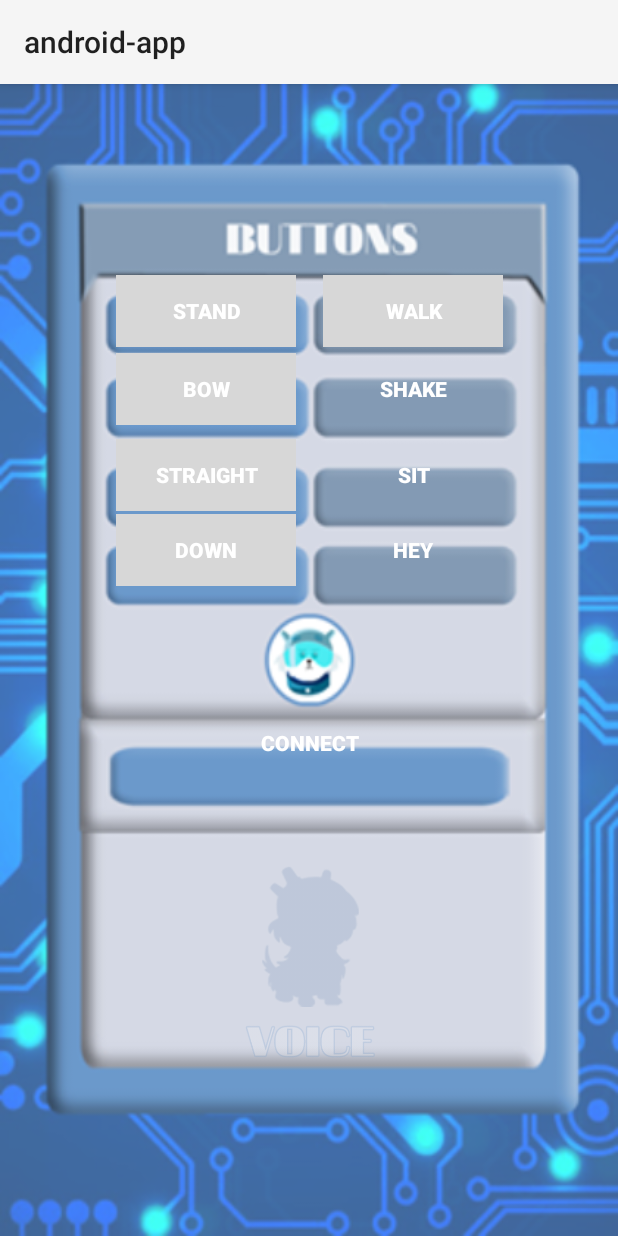
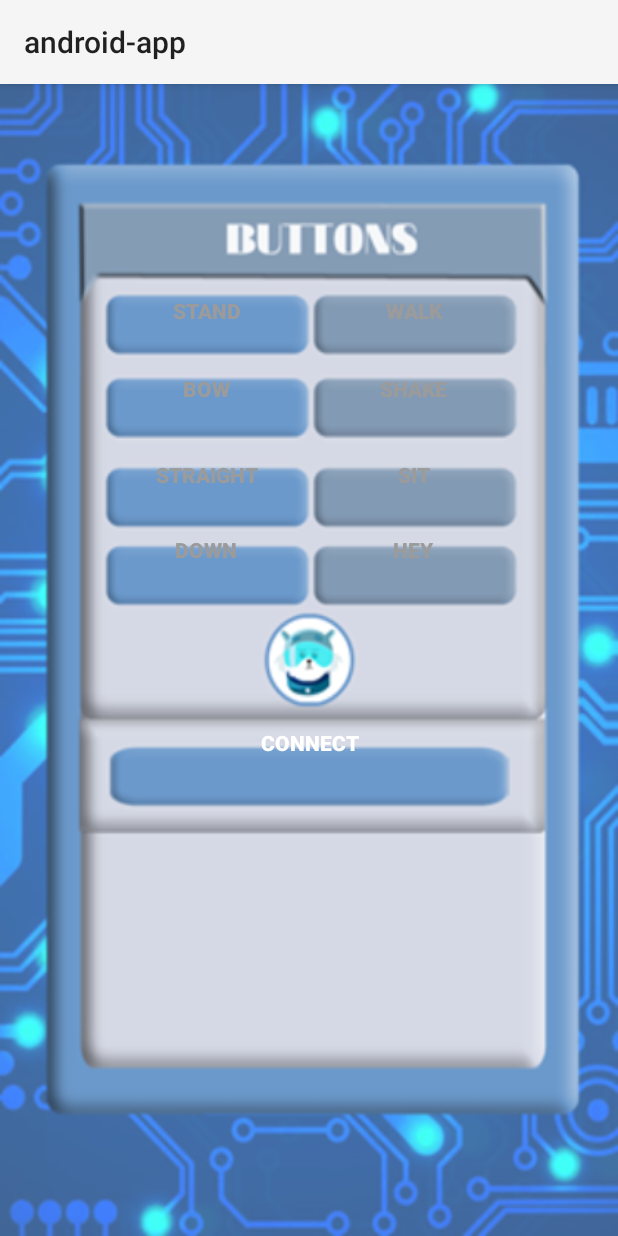
Before and after one commit to arduino-powered-robotic-interactive-k9/android-app, an Android app: the screen it shows after launch (MainActivity), on a phone screen of 412 x 824 dp. Run offline under Robolectric (Android 15) with nearby library versions, the phone set to English and light mode, and no system bars.

Commit message:
Fix for UI

```diff
--- a/app/src/main/java/com/example/android_app/MainActivity.java
+++ b/app/src/main/java/com/example/android_app/MainActivity.java
@@ -151,25 +151,34 @@ public class MainActivity extends AppCompatActivity {
         downButton.setEnabled(value);
         walkButton.setEnabled(value);
         micButton.setEnabled(value);
+        shakeButton.setEnabled(value);
+        sitButton.setEnabled(value);
+        heyButton.setEnabled(value);
 
         if (value) {
-            standButton.setBackgroundColor(this.getResources().getColor(R.color.colorButtonEnabled));
-            bowButton.setBackgroundColor(this.getResources().getColor(R.color.colorButtonEnabled));
-            straightButton.setBackgroundColor(this.getResources().getColor(R.color.colorButtonEnabled));
-            downButton.setBackgroundColor(this.getResources().getColor(R.color.colorButtonEnabled));
-            walkButton.setBackgroundColor(this.getResources().getColor(R.color.colorButtonEnabled));
+            standButton.setTextColor(this.getResources().getColor(R.color.colorTextEnabled));
+            bowButton.setTextColor(this.getResources().getColor(R.color.colorTextEnabled));
+            straightButton.setTextColor(this.getResources().getColor(R.color.colorTextEnabled));
+            downButton.setTextColor(this.getResources().getColor(R.color.colorTextEnabled));
+            walkButton.setTextColor(this.getResources().getColor(R.color.colorTextEnabled));
+            shakeButton.setTextColor(this.getResources().getColor(R.color.colorTextEnabled));
+            sitButton.setTextColor(this.getResources().getColor(R.color.colorTextEnabled));
+            heyButton.setTextColor(this.getResources().getColor(R.color.colorTextEnabled));
+
             micButton.setAlpha(255);
             sentText.setAlpha(1);
+        } else {
+            standButton.setTextColor(this.getResources().getColor(R.color.colorTextDisabled));
+            bowButton.setTextColor(this.getResources().getColor(R.color.colorTextDisabled));
+            straightButton.setTextColor(this.getResources().getColor(R.color.colorTextDisabled));
+            downButton.setTextColor(this.getResources().getColor(R.color.colorTextDisabled));
+            walkButton.setTextColor(this.getResources().getColor(R.color.colorTextDisabled));
+            shakeButton.setTextColor(this.getResources().getColor(R.color.colorTextDisabled));
+            sitButton.setTextColor(this.getResources().getColor(R.color.colorTextDisabled));
+            heyButton.setTextColor(this.getResources().getColor(R.color.colorTextDisabled));
 
-        } else {
-            standButton.setBackgroundColor(this.getResources().getColor(R.color.colorButtonDisabled));
-            bowButton.setBackgroundColor(this.getResources().getColor(R.color.colorButtonDisabled));
-            straightButton.setBackgroundColor(this.getResources().getColor(R.color.colorButtonDisabled));
-            downButton.setBackgroundColor(this.getResources().getColor(R.color.colorButtonDisabled));
-            walkButton.setBackgroundColor(this.getResources().getColor(R.color.colorButtonDisabled));
-            micButton.setAlpha(50);
+            micButton.setAlpha(0);
             sentText.setAlpha(0);
-
             sentText.setText("");
         }
     }
--- a/app/src/main/res/layout/activity_main.xml
+++ b/app/src/main/res/layout/activity_main.xml
@@ -17,7 +17,7 @@
         android:background="@android:color/transparent"
         android:minWidth="120dp"
         android:text="@string/stand_button"
-        android:textColor="@color/colorText"
+        android:textColor="@color/colorTextDisabled"
         android:textStyle="bold"
         app:layout_constraintStart_toStartOf="parent"
         app:layout_constraintTop_toTopOf="parent" />
@@ -32,7 +32,7 @@
         android:background="@android:color/transparent"
         android:minWidth="120dp"
         android:text="@string/bow_button"
-        android:textColor="@color/colorText"
+        android:textColor="@color/colorTextDisabled"
         android:textStyle="bold"
         app:layout_constraintStart_toStartOf="@+id/stand_button"
         app:layout_constraintTop_toTopOf="@+id/stand_button" />
@@ -47,7 +47,7 @@
         android:background="@android:color/transparent"
         android:minWidth="120dp"
         android:text="@string/straight_button"
-        android:textColor="@color/colorText"
+        android:textColor="@color/colorTextDisabled"
         android:textStyle="bold"
         app:layout_constraintStart_toStartOf="@+id/bow_button"
         app:layout_constraintTop_toTopOf="@+id/bow_button" />
@@ -63,7 +63,7 @@
         android:background="@android:color/transparent"
         android:minWidth="120dp"
         android:text="@string/down_button"
-        android:textColor="@color/colorText"
+        android:textColor="@color/colorTextDisabled"
         android:textStyle="bold"
         app:layout_constraintStart_toStartOf="@+id/straight_button"
         app:layout_constraintTop_toTopOf="@+id/straight_button" />
@@ -77,7 +77,7 @@
         android:background="@android:color/transparent"
         android:minWidth="120dp"
         android:text="@string/walk_button"
-        android:textColor="@color/colorText"
+        android:textColor="@color/colorTextDisabled"
         android:textStyle="bold"
         app:layout_constraintStart_toStartOf="@+id/stand_button"
         app:layout_constraintTop_toTopOf="@+id/stand_button" />
@@ -92,7 +92,7 @@
         android:background="@android:color/transparent"
         android:minWidth="120dp"
         android:text="@string/shake_button"
-        android:textColor="@color/colorText"
+        android:textColor="@color/colorTextDisabled"
         android:textStyle="bold"
         app:layout_constraintStart_toStartOf="@+id/walk_button"
         app:layout_constraintTop_toTopOf="@+id/walk_button" />
@@ -107,7 +107,7 @@
         android:background="@android:color/transparent"
         android:minWidth="120dp"
         android:text="@string/sit_button"
-        android:textColor="@color/colorText"
+        android:textColor="@color/colorTextDisabled"
         android:textStyle="bold"
         app:layout_constraintStart_toStartOf="@+id/shake_button"
         app:layout_constraintTop_toTopOf="@+id/shake_button" />
@@ -122,7 +122,7 @@
         android:background="@android:color/transparent"
         android:minWidth="120dp"
         android:text="@string/hey_button"
-        android:textColor="@color/colorText"
+        android:textColor="@color/colorTextDisabled"
         android:textStyle="bold"
         app:layout_constraintStart_toStartOf="@+id/sit_button"
         app:layout_constraintTop_toTopOf="@+id/sit_button" />
@@ -136,7 +136,7 @@
         android:textStyle="bold"
         android:minWidth="120dp"
         android:text="@string/connect_button_disconnected"
-        android:textColor="@color/colorText"
+        android:textColor="@color/colorTextEnabled"
         app:layout_constraintEnd_toEndOf="parent"
         app:layout_constraintStart_toStartOf="parent"
         app:layout_constraintTop_toTopOf="parent" />
--- a/app/src/main/res/values/colors.xml
+++ b/app/src/main/res/values/colors.xml
@@ -2,7 +2,6 @@
 <resources>
     <color name="colorBackground">#E1F5FE</color>
 
-    <color name="colorButtonDisabled">#D7D7D7</color>
-    <color name="colorButtonEnabled">#585858</color>
-    <color name="colorText">#FFF</color>
+    <color name="colorTextDisabled">#9B9B9B</color>
+    <color name="colorTextEnabled">#FFF</color>
 </resources>
```
